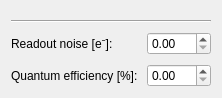
Qt form frcpredict/ui/input/camera/camera_properties_w.ui (Bodeeen/Resolution_prediction_software) before a commit.
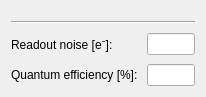
The same form after that commit. Custom widgets are drawn as their Qt base class.

Commit message: feat: allow free typing of floats (closes #11)

```diff
--- a/frcpredict/ui/input/camera/camera_properties_w.ui
+++ b/frcpredict/ui/input/camera/camera_properties_w.ui
@@ -30,8 +30,7 @@
    <item>
     <layout class="QFormLayout" name="formLayout">
      <item row="0" column="1">
-      <widget class="QDoubleSpinBox" name="editReadoutNoise">
-      </widget>
+      <widget class="FreeFloatBox" name="editReadoutNoise"/>
      </item>
      <item row="0" column="0">
       <widget class="QLabel" name="lblReadoutNoise">
@@ -48,11 +47,7 @@
       </widget>
      </item>
      <item row="1" column="1">
-      <widget class="QDoubleSpinBox" name="editQuantumEfficiency">
-       <property name="maximum">
-        <double>100.000000000000000</double>
-       </property>
-      </widget>
+      <widget class="FreeFloatBox" name="editQuantumEfficiency"/>
      </item>
     </layout>
    </item>
@@ -65,6 +60,11 @@
    <header>frcpredict.ui</header>
    <container>1</container>
   </customwidget>
+  <customwidget>
+   <class>FreeFloatBox</class>
+   <extends>QLineEdit</extends>
+   <header>frcpredict.ui</header>
+  </customwidget>
  </customwidgets>
  <resources/>
  <connections/>
```
The commit also changes 10 other files.
